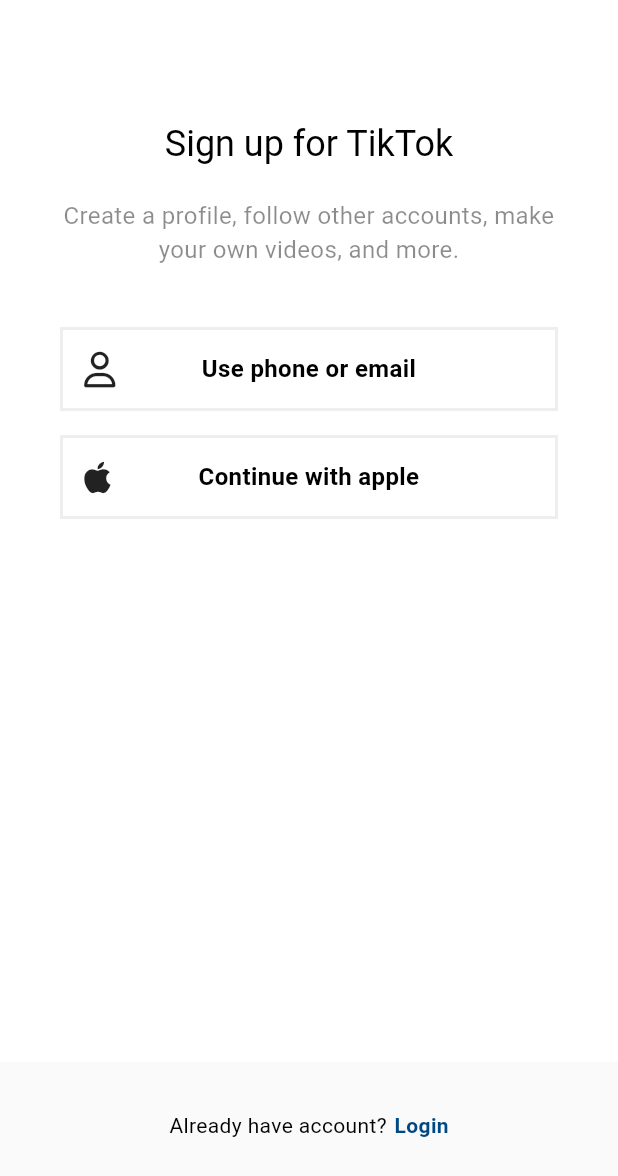
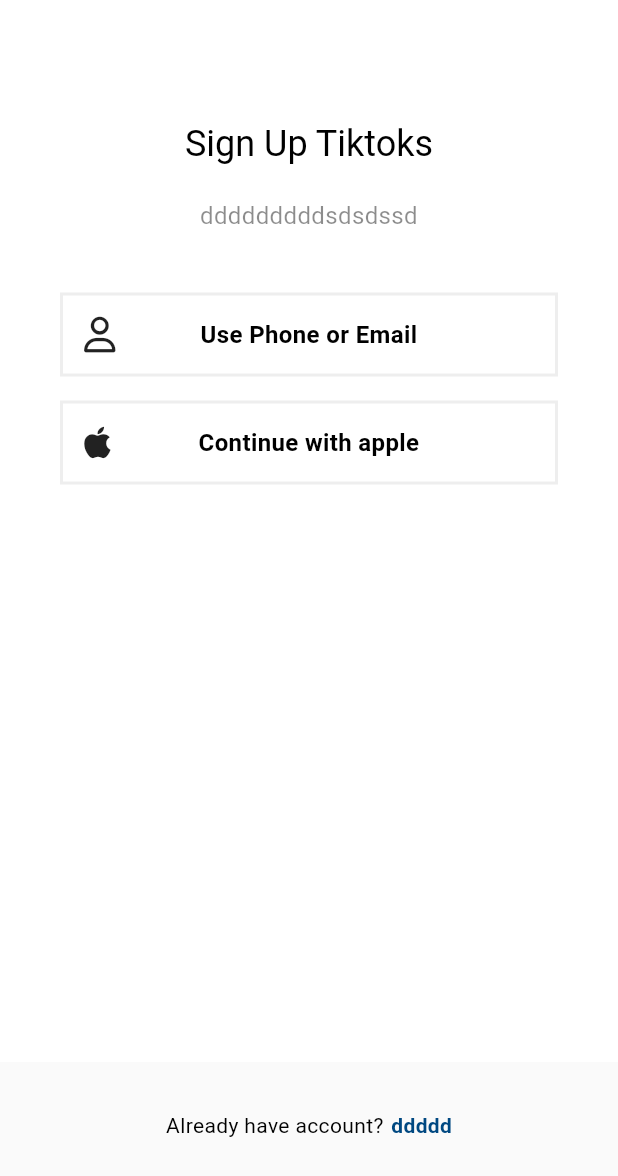
Before and after one commit to sebin4548/TikTok_, a Flutter app: the screen it shows after launch, on a phone screen of 412 x 824 dp. Shown: the top 1176 px of the screen. Run offline on Flutter 3.47's test engine with Material 2 defaults, Android fonts, the phone set to English and light mode, and no system bars; our stand-ins replace flex_color_scheme, font_awesome_flutter, video_player, visibility_detector.

```diff
--- a/lib/features/authentication/sign_up_screen.dart
+++ b/lib/features/authentication/sign_up_screen.dart
@@ -5,8 +5,8 @@ import 'package:tiktok_clone/constants/sizes.dart';
 import 'package:tiktok_clone/features/authentication/username_screen.dart';
 import 'package:tiktok_clone/features/authentication/widgets/auth_button.dart';
 import 'package:tiktok_clone/features/authentication/login_screen.dart';
+
 import 'package:tiktok_clone/utils.dart';
-import "package:flutter_gen/gen_l10n/intl_generated.dart"; //이거는 자동 import 안됨
 
 class SignUpScreen extends StatelessWidget {
   const SignUpScreen({super.key});
@@ -39,10 +39,8 @@ class SignUpScreen extends StatelessWidget {
                 children: [
                   Gaps.v80,
                   Text(
-                    // "Sign up for TikTok",
-                    // 번역을 위한 작업. 위에 자동 import 안되니깐 import 확인필요
-                    AppLocalizations.of(context)!
-                        .signUpTitle("TikTok"), //Placeholder
+                    // S.of(context).signUpTiktoks,
+                    "Sign Up Tiktoks",
 
                     style: Theme.of(context).textTheme.headlineSmall,
                     // !.copyWith(color: Colors.black),
@@ -50,7 +48,10 @@ class SignUpScreen extends StatelessWidget {
                   ),
                   Gaps.v20,
                   Text(
-                    "Create a profile, follow other accounts, make your own videos, and more.",
+                    "dddddddddsdsdssd",
+                    // S.of(context).description(0),
+                    // 이렇게 되어 있는 상태에서 Code Action(cmd .) 눌러서 바로 연결되게 하면 됨
+                    // S.of(context).signUpSubtitle,
                     style: TextStyle(
                       fontSize: Sizes.size16,
                       color: isDarkMode(context)
@@ -65,8 +66,9 @@ class SignUpScreen extends StatelessWidget {
                   if (orientation == Orientation.portrait) ...[
                     GestureDetector(
                       onTap: () => onEmailTap(context),
-                      child: const AuthButton(
-                        text: "Use phone or email",
+                      child: AuthButton(
+                        // text: S.of(context).usePhoneOrEmail,
+                        text: "Use Phone or Email",
 
                         // text: Text("data", style: ,),
                         icon: FaIcon(
@@ -77,7 +79,7 @@ class SignUpScreen extends StatelessWidget {
                     Gaps.v16,
                     GestureDetector(
                       onTap: () {},
-                      child: const AuthButton(
+                      child: AuthButton(
                         text: "Continue with apple",
                         icon: FaIcon(
                           FontAwesomeIcons.apple,
@@ -134,7 +136,8 @@ class SignUpScreen extends StatelessWidget {
                   Gaps.h5,
                   GestureDetector(
                     onTap: () => _onLoginTap(context),
-                    child: Text("Login",
+                    child: Text("ddddd",
+                        // S.of(context).login("male"),
                         style: TextStyle(
                           fontWeight: FontWeight.w600,
                           // color: Colors.white,
--- a/lib/features/settings/settings_screen.dart
+++ b/lib/features/settings/settings_screen.dart
@@ -128,7 +128,8 @@ class _SettingsScreenState extends State<SettingsScreen> {
           SwitchListTile.adaptive(
             value: _notifications,
             onChanged: _onNotificationsChanged,
-            title: const Text("Enable notifications"),
+            title: Text("Enable Notifications"),
+            // title: Text(S.of(context).enableNotifications),
             subtitle: const Text("They will be cute."),
           ),
           CheckboxListTile(
--- a/lib/intl/intl_en.arb
+++ /dev/null
@@ -1,13 +0,0 @@
-
-{
-    "signUpTitle":"Sign up for {nameOfTheApp}",
-    "@signUpTitle": {
-        "description":"The title people see when they open the app for the first time.",
-        "placeholders": {
-            "nameOfTheApp": {
-                "type":"String",
-                "example":"TikTok"
-            }
-        }
-    }
-}
--- a/lib/intl/intl_ko.arb
+++ /dev/null
@@ -1,3 +0,0 @@
-{
-    "signUpTitle":"{nameOfTheApp}에 가입하세요"
-}
--- /dev/null
+++ b/lib/l10n/intl_en.arb
@@ -0,0 +1,5 @@
+{
+  "signUpTiktoks": "Sign Up Tiktoks",
+  "description": "Create a profile, follow other accounts, make your own {videoCount, plural, =0{no video} =1 {video} other{videos}}, and more.",
+  "login": "Log in {gender, select, male{sir} female{madam} other{human}}."
+}
--- /dev/null
+++ b/lib/l10n/intl_ko.arb
@@ -0,0 +1,6 @@
+{
+  "signUpTiktoks": "Tiktoks에 회원가입",
+  "description": "Cs, make your own  , and more.",
+  "login": "Log in {gender, select, male{sir} female{madam} other{human}}."
+
+}
--- a/lib/main.dart
+++ b/lib/main.dart
@@ -1,8 +1,9 @@
 import 'package:flex_color_scheme/flex_color_scheme.dart';
 import 'package:flutter/material.dart';
 import 'package:flutter/services.dart';
+import 'package:flutter_localizations/flutter_localizations.dart';
 import 'package:tiktok_clone/features/authentication/sign_up_screen.dart';
-import "package:flutter_gen/gen_l10n/intl_generated.dart";
+import 'package:tiktok_clone/generated/l10n.dart';
 
 void main() async {
   //
@@ -18,6 +19,7 @@ class TikTikApp extends StatelessWidget {
 
   @override
   Widget build(BuildContext context) {
+    S.load(Locale("ko"));
     return MaterialApp(
       debugShowCheckedModeBanner: false,
       title: "TikTok",
@@ -180,13 +182,19 @@ class TikTikApp extends StatelessWidget {
       //   GlobalCupertinoLocalizations.delegate,
       //   GlobalWidgetsLocalizations.delegate,
       // ],
-      localizationsDelegates: AppLocalizations.localizationsDelegates,
-      supportedLocales: AppLocalizations.supportedLocales,
-      // supportedLocales: const [
-      //   Locale("en"),
-      //   Locale("ko"),
-      //   Locale("es"),
-      // ],
+
+      // comd shft p => flutter Intl : initialize =>  l10n 폴더에 있는 파일에 번역본을 쓰면 자동으로 생성 된다.
+      // flutter Intl : Add locale => ko
+      localizationsDelegates: [
+        S.delegate,
+        GlobalWidgetsLocalizations.delegate,
+        GlobalCupertinoLocalizations.delegate,
+        GlobalMaterialLocalizations.delegate,
+      ],
+      supportedLocales: [
+        Locale("en"),
+        Locale("ko"),
+      ],
 
       home: const SignUpScreen(),
     );
```
Also changed, not shown: l10n.yaml (deleted, +0 -12 lines), pubspec.yaml (+7 -13 lines), lib/generated/intl/messages_all.dart (added), lib/generated/intl/messages_en.dart (added), lib/generated/intl/messages_ko.dart (added), lib/generated/l10n.dart (added).
